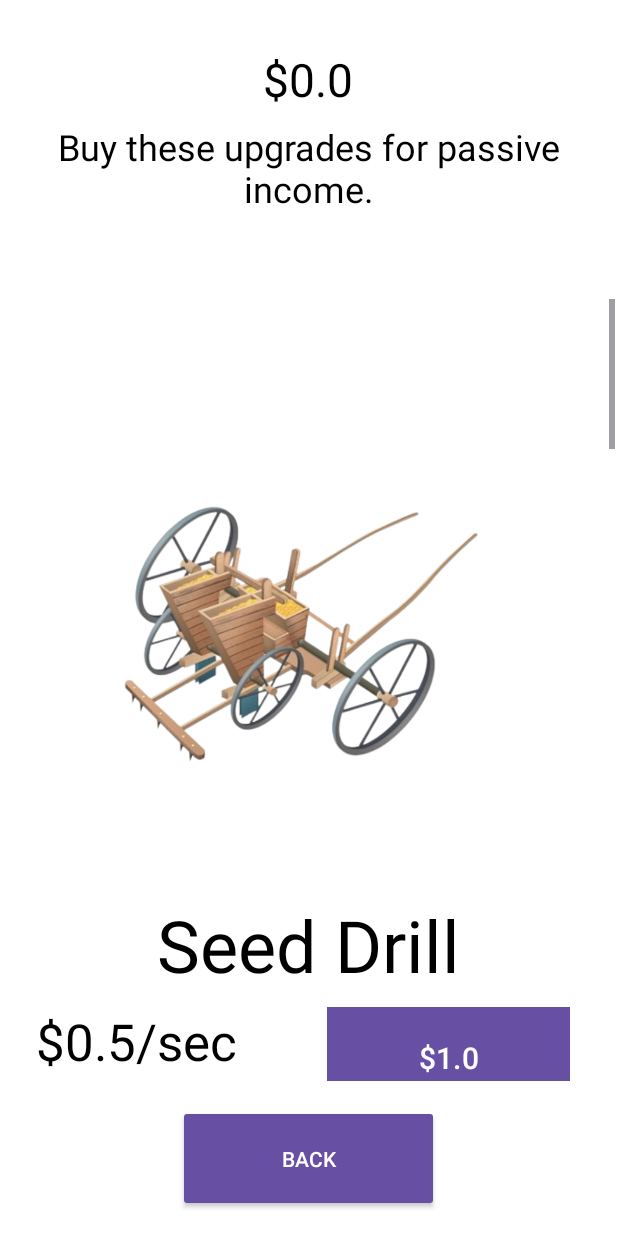
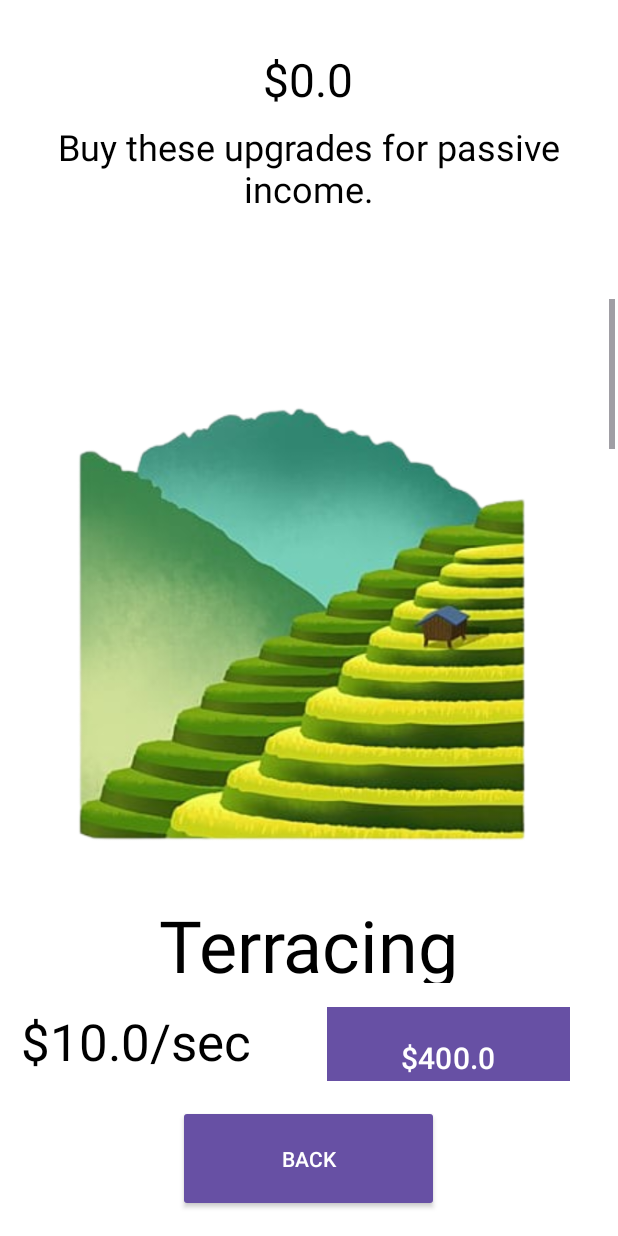
Before and after one commit to David-Freeman-722/IdleIndustrialist, an Android app: the TechnologiesActivity screen opened directly, with no data from a screen before it, on a phone screen of 412 x 824 dp. Run offline under Robolectric (Android 15) with nearby library versions, the phone set to English and light mode, and no system bars.

Commit message:
Fixed technology issues.

```diff
--- a/app/src/main/java/com/davidfreemangames/idleindustrialist/TechnologiesActivity.java
+++ b/app/src/main/java/com/davidfreemangames/idleindustrialist/TechnologiesActivity.java
@@ -38,13 +38,15 @@ public class TechnologiesActivity extends AppCompatActivity implements MainFacto
     TextView techInstructions;
     Button upgradeButton;
 
-    Technology seedDrill = new Technology(0, "Seed Drill", 0.5, R.drawable.wheat_seed_drill, 1, 0);
-    Technology beehivePollination = new Technology(1, "Beehive Pollination", 2, R.drawable.apple_beehive, 2, 0);
-    Technology steelPlow = new Technology(2, "Steel Plow", 4, R.drawable.steel_plow, 3, 0);
-    Technology terraces = new Technology(3, "Terracing", 10, R.drawable.coffee_terraces, 4, 0);
-    Technology cottonGin = new Technology(4, "Cotton Gin", 20, R.drawable.cotton_gin, 5, 0);
+//    Technology seedDrill = new Technology(0, "Seed Drill", 0.5, R.drawable.wheat_seed_drill, 1, 0);
+//    Technology beehivePollination = new Technology(1, "Beehive Pollination", 2, R.drawable.apple_beehive, 2, 0);
+//    Technology steelPlow = new Technology(2, "Steel Plow", 4, R.drawable.steel_plow, 3, 0);
+//    Technology terraces = new Technology(3, "Terracing", 10, R.drawable.coffee_terraces, 4, 0);
+//    Technology cottonGin = new Technology(4, "Cotton Gin", 20, R.drawable.cotton_gin, 5, 0);
+//
+//    ArrayList<Technology> technologies = new ArrayList<>();
 
-    ArrayList<Technology> technologies = new ArrayList<>();
+
 
 
     protected void onCreate(Bundle savedInstanceState) {
@@ -57,12 +59,7 @@ public class TechnologiesActivity extends AppCompatActivity implements MainFacto
 
         techScrollView =  findViewById(R.id.technologiesScrollView);
         techScrollLinearLayout = findViewById(R.id.technologiesScrollLinearLayout);
-
-        technologies.add(seedDrill);
-        technologies.add(beehivePollination);
-        technologies.add(steelPlow);
-        technologies.add(terraces);
-        technologies.add(cottonGin);
+        ArrayList<Technology> technologies = new ArrayList<>(mainFactory.getAvailableTechs().values());
 
         for(int i = 0; i< Objects.requireNonNull(technologies).size(); i++) {
             Technology currentTech = technologies.get(i);
@@ -90,7 +87,6 @@ public class TechnologiesActivity extends AppCompatActivity implements MainFacto
                     double newTechPrice = mainFactory.purchaseTechUpgrade(currentTech);
                     String newPrice = "$" + String.valueOf(newTechPrice);
                     clickedButton.setText(newPrice);
-//                    this.updateTechPrice(newPrice);
                     this.updateScreen();
 
                 }
```
Also changed, not shown: app/src/main/java/com/davidfreemangames/idleindustrialist/MainFactory.java (+7 -5 lines).
